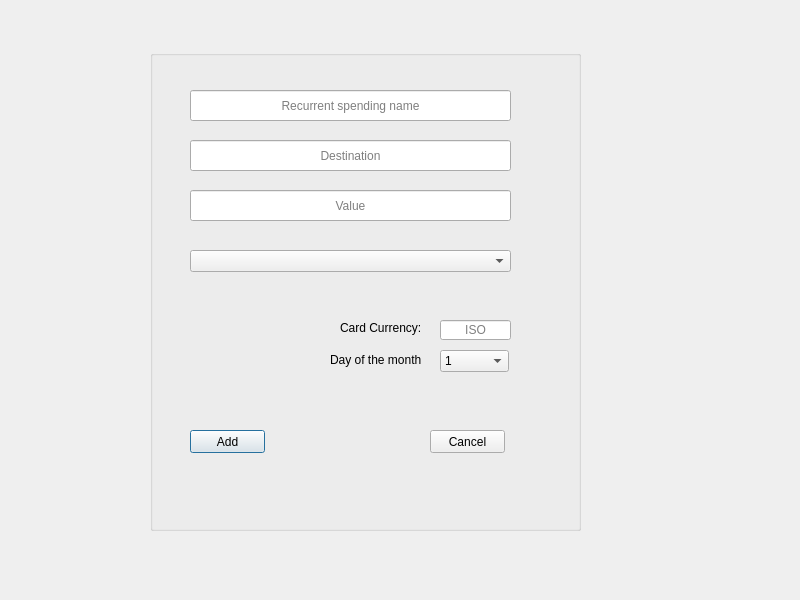
Old version of the form 3_Solution/CleverClient/addoutcomedialog.ui in the repository georgecpp/CleverPocket.
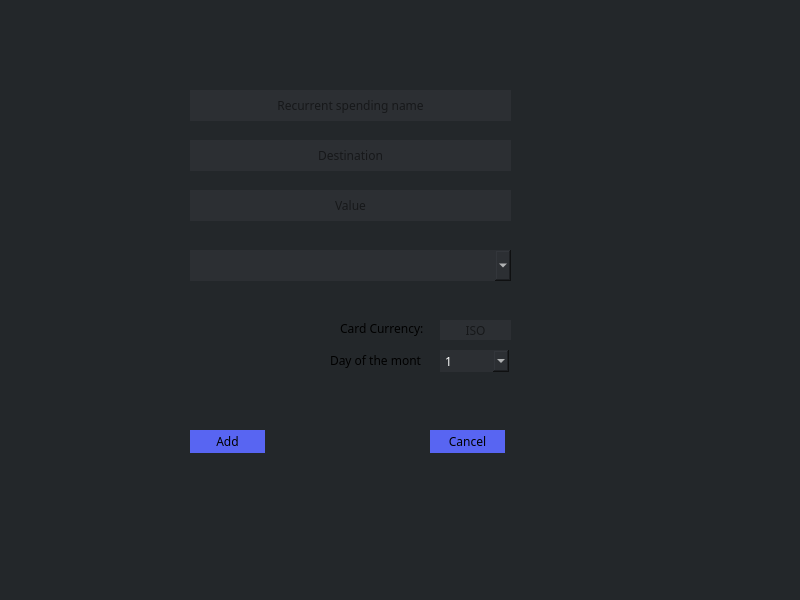
New version of the form.

What changed in the file:
```diff
--- a/3_Solution/CleverClient/addoutcomedialog.ui
+++ b/3_Solution/CleverClient/addoutcomedialog.ui
@@ -13,6 +13,11 @@
   <property name="windowTitle">
    <string>AddOutComeDialog</string>
   </property>
+  <property name="styleSheet">
+   <string notr="true">background-color:rgb(35, 39, 42);
+
+</string>
+  </property>
   <widget class="QGroupBox" name="groupBox">
    <property name="geometry">
     <rect>
@@ -22,6 +27,11 @@
      <height>481</height>
     </rect>
    </property>
+   <property name="styleSheet">
+    <string notr="true">background-color:rgb(35, 39, 42);
+
+border:none;</string>
+   </property>
    <property name="title">
     <string/>
    </property>
@@ -34,6 +44,19 @@
       <height>31</height>
      </rect>
     </property>
+    <property name="font">
+     <font>
+      <family>Whitney</family>
+      <pointsize>9</pointsize>
+     </font>
+    </property>
+    <property name="styleSheet">
+     <string notr="true">QLineEdit[text]{
+color: white;}
+QLineEdit{
+background-color: rgb(44, 47, 51);
+border:none;}</string>
+    </property>
     <property name="alignment">
      <set>Qt::AlignCenter</set>
     </property>
@@ -50,6 +73,19 @@
       <height>31</height>
      </rect>
     </property>
+    <property name="font">
+     <font>
+      <family>Whitney</family>
+      <pointsize>9</pointsize>
+     </font>
+    </property>
+    <property name="styleSheet">
+     <string notr="true">QLineEdit[text]{
+color: white;}
+QLineEdit{
+background-color: rgb(44, 47, 51);
+border:none;}</string>
+    </property>
     <property name="alignment">
      <set>Qt::AlignCenter</set>
     </property>
@@ -63,9 +99,43 @@
       <x>40</x>
       <y>200</y>
       <width>321</width>
-      <height>22</height>
+      <height>31</height>
      </rect>
     </property>
+    <property name="font">
+     <font>
+      <family>Whitney</family>
+      <pointsize>9</pointsize>
+     </font>
+    </property>
+    <property name="styleSheet">
+     <string notr="true">QComboBox
+{
+color:white;
+background-color: rgb(44, 47, 51);
+}
+
+QComboBox QAbstractItemView {
+   color:white;
+    selection-background-color:rgb(88, 101, 242);
+	backgroud-color:rgb(44, 47, 51);
+	
+}
+
+QComboBox QScrollBar
+{
+background: #5865F2
+}
+
+QComboBox QAbstractItemView QScrollBar
+{
+background: #5865F2
+}
+
+
+
+</string>
+    </property>
    </widget>
    <widget class="QComboBox" name="dayOfMonthComboBox">
     <property name="geometry">
@@ -76,6 +146,40 @@
       <height>22</height>
      </rect>
     </property>
+    <property name="font">
+     <font>
+      <family>Whitney</family>
+      <pointsize>9</pointsize>
+     </font>
+    </property>
+    <property name="styleSheet">
+     <string notr="true">QComboBox
+{
+color:white;
+background-color: rgb(44, 47, 51);
+}
+
+QComboBox QAbstractItemView {
+   color:white;
+    selection-background-color:rgb(88, 101, 242);
+	backgroud-color:rgb(44, 47, 51);
+	
+}
+
+QComboBox QScrollBar
+{
+background: #5865F2
+}
+
+QComboBox QAbstractItemView QScrollBar
+{
+background: #5865F2
+}
+
+
+
+</string>
+    </property>
     <item>
      <property name="text">
       <string>1</string>
@@ -226,6 +330,19 @@
       <height>20</height>
      </rect>
     </property>
+    <property name="font">
+     <font>
+      <family>Whitney</family>
+      <pointsize>9</pointsize>
+     </font>
+    </property>
+    <property name="styleSheet">
+     <string notr="true">QLabel[text]{
+color: white;}
+QLabel{
+background-color:rgb(35, 39, 42);
+border:none;}</string>
+    </property>
     <property name="text">
      <string>Day of the month:</string>
     </property>
@@ -239,6 +356,28 @@
       <height>23</height>
      </rect>
     </property>
+    <property name="font">
+     <font>
+      <family>Whitney</family>
+      <pointsize>9</pointsize>
+     </font>
+    </property>
+    <property name="styleSheet">
+     <string notr="true">
+QPushButton {
+     background-color: rgb(88, 101, 242);
+ }
+ QPushButton#pushButton:pressed {
+   	background-color: rgb(88, 157, 242); 
+ }
+ QPushButton#pushButton:hover {
+     
+	background-color: rgb(88, 157, 242);
+ }
+ QPushButton[text] {
+    color:white;
+ }</string>
+    </property>
     <property name="text">
      <string>Add</string>
     </property>
@@ -252,6 +391,28 @@
       <height>23</height>
      </rect>
     </property>
+    <property name="font">
+     <font>
+      <family>Whitney</family>
+      <pointsize>9</pointsize>
+     </font>
+    </property>
+    <property name="styleSheet">
+     <string notr="true">
+QPushButton {
+     background-color: rgb(88, 101, 242);
+ }
+ QPushButton#pushButton:pressed {
+   	background-color: rgb(88, 157, 242); 
+ }
+ QPushButton#pushButton:hover {
+     
+	background-color: rgb(88, 157, 242);
+ }
+ QPushButton[text] {
+    color:white;
+ }</string>
+    </property>
     <property name="text">
      <string>Cancel</string>
     </property>
@@ -261,10 +422,23 @@
      <rect>
       <x>190</x>
       <y>270</y>
-      <width>81</width>
+      <width>91</width>
       <height>16</height>
      </rect>
     </property>
+    <property name="font">
+     <font>
+      <family>Whitney</family>
+      <pointsize>9</pointsize>
+     </font>
+    </property>
+    <property name="styleSheet">
+     <string notr="true">QLabel[text]{
+color: white;}
+QLabel{
+background-color:rgb(35, 39, 42);
+border:none;}</string>
+    </property>
     <property name="text">
      <string>Card Currency:</string>
     </property>
@@ -278,6 +452,19 @@
       <height>20</height>
      </rect>
     </property>
+    <property name="font">
+     <font>
+      <family>Whitney</family>
+      <pointsize>9</pointsize>
+     </font>
+    </property>
+    <property name="styleSheet">
+     <string notr="true">QLineEdit[text]{
+color: white;}
+QLineEdit{
+background-color: rgb(44, 47, 51);
+border:none;}</string>
+    </property>
     <property name="alignment">
      <set>Qt::AlignCenter</set>
     </property>
@@ -294,6 +481,19 @@
       <height>31</height>
      </rect>
     </property>
+    <property name="font">
+     <font>
+      <family>Whitney</family>
+      <pointsize>9</pointsize>
+     </font>
+    </property>
+    <property name="styleSheet">
+     <string notr="true">QLineEdit[text]{
+color: white;}
+QLineEdit{
+background-color: rgb(44, 47, 51);
+border:none;}</string>
+    </property>
     <property name="alignment">
      <set>Qt::AlignCenter</set>
     </property>
```
